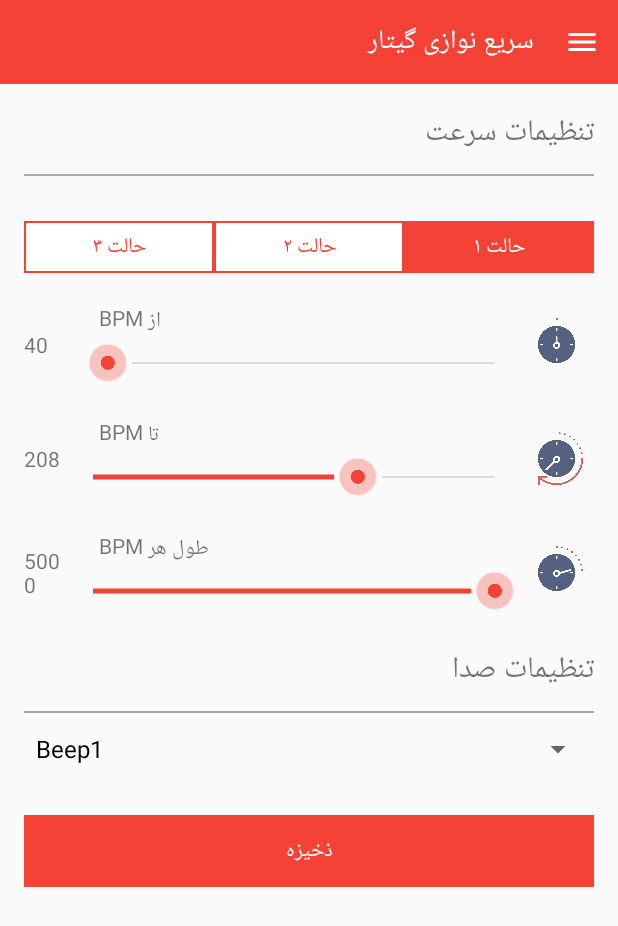
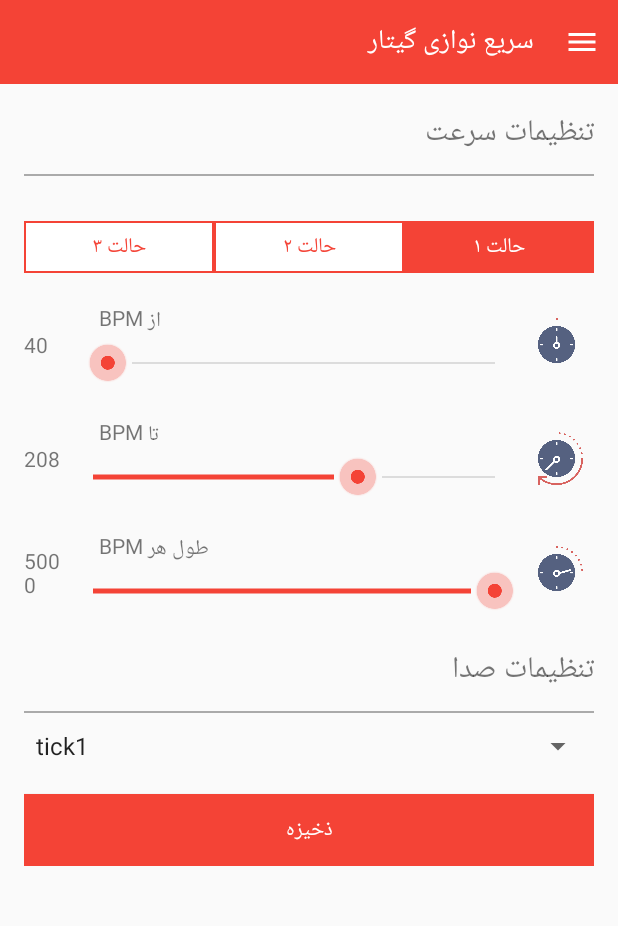
Before and after one commit to tavousiali/GuitarSpeedTrainer, an Android app: the SettingActivity screen opened directly, with no data from a screen before it, on a phone screen of 412 x 824 dp. Shown: the top 926 px of the screen. Run offline under Robolectric (Android 15) with nearby library versions, the phone set to English and light mode, and no system bars.

Commit message:
تکمیل تنظیمات

```diff
--- a/app/src/main/java/com/example/atavoosi/guitarspeedtrainer/MainActivity.java
+++ b/app/src/main/java/com/example/atavoosi/guitarspeedtrainer/MainActivity.java
@@ -5,25 +5,17 @@ import android.content.Intent;
 import android.media.AudioManager;
 import android.media.SoundPool;
 import android.os.Bundle;
-import android.support.design.widget.FloatingActionButton;
 import android.support.design.widget.NavigationView;
-import android.support.design.widget.Snackbar;
 import android.support.v4.view.GravityCompat;
 import android.support.v4.widget.DrawerLayout;
 import android.support.v7.app.AppCompatActivity;
 import android.support.v7.widget.Toolbar;
-import android.util.Log;
 import android.view.Menu;
 import android.view.MenuItem;
 import android.view.View;
 import android.widget.Button;
-import android.widget.RadioButton;
-import android.widget.RadioGroup;
 import android.widget.TextView;
-import android.widget.Toast;
 
-import java.text.DateFormat;
-import java.text.SimpleDateFormat;
 import java.util.Calendar;
 import java.util.Date;
 import java.util.concurrent.Executors;
@@ -140,7 +132,7 @@ public class MainActivity extends AppCompatActivity
         bpm.setText(String.valueOf(ConvertUtil.ConvertMsToBpm(sleepTime)));
 
         mySound = new SoundPool(1, AudioManager.STREAM_MUSIC, 0);
-        musicId = mySound.load(this, R.raw.beep, 1);
+        musicId = mySound.load(this, R.raw.tick6, 1);
 
         // Your executor, you should instanciate it once for all
         scheduledExecutorService = Executors.newScheduledThreadPool(5);
--- a/app/src/main/java/com/example/atavoosi/guitarspeedtrainer/SettingActivity.java
+++ b/app/src/main/java/com/example/atavoosi/guitarspeedtrainer/SettingActivity.java
@@ -1,10 +1,12 @@
 package com.example.atavoosi.guitarspeedtrainer;
 
 import android.content.Intent;
+import android.graphics.drawable.Drawable;
+import android.media.AudioManager;
+import android.media.MediaPlayer;
+import android.media.SoundPool;
 import android.os.Bundle;
-import android.support.design.widget.FloatingActionButton;
 import android.support.design.widget.NavigationView;
-import android.support.design.widget.Snackbar;
 import android.support.v4.view.GravityCompat;
 import android.support.v4.widget.DrawerLayout;
 import android.support.v7.app.AppCompatActivity;
@@ -12,6 +14,7 @@ import android.support.v7.widget.Toolbar;
 import android.view.Menu;
 import android.view.MenuItem;
 import android.view.View;
+import android.widget.AdapterView;
 import android.widget.ArrayAdapter;
 import android.widget.Button;
 import android.widget.RadioButton;
@@ -21,8 +24,10 @@ import android.widget.Spinner;
 import android.widget.TextView;
 import android.widget.Toast;
 
+import java.lang.reflect.Field;
+
 public class SettingActivity extends AppCompatActivity
-        implements NavigationView.OnNavigationItemSelectedListener {
+        implements NavigationView.OnNavigationItemSelectedListener, AdapterView.OnItemSelectedListener {
 
     //Controls
     RadioGroup radioGroup;
@@ -46,10 +51,14 @@ public class SettingActivity extends AppCompatActivity
     int fromBpm;
     int toBpm;
 
+    boolean firstRun;
+
     @Override
     protected void onCreate(Bundle savedInstanceState) {
         super.onCreate(savedInstanceState);
         setContentView(R.layout.activity_setting);
+
+        firstRun = true;
 
         fromBpm = PreferenceUtil.readPreferences(SettingActivity.this, PrefFromBpm, PrefFromBpmDefaultValue);
         toBpm = PreferenceUtil.readPreferences(SettingActivity.this, PrefToBpm, PrefToBpmDefaultValue);
@@ -168,10 +177,11 @@ public class SettingActivity extends AppCompatActivity
             }
         });
 
-        Spinner dropdown = (Spinner)findViewById(R.id.spnBeepSound);
-        String[] items = new String[]{"Beep1", "Beep2", "Beep3"};
-        ArrayAdapter<String> adapter = new ArrayAdapter<String>(this, android.R.layout.simple_spinner_dropdown_item, items);
-        dropdown.setAdapter(adapter);
+        Spinner spinner = (Spinner) findViewById(R.id.spnTickSound);
+        ArrayAdapter<CharSequence> adapter = ArrayAdapter.createFromResource(this, R.array.TickSounds, android.R.layout.simple_spinner_item);
+        adapter.setDropDownViewResource(android.R.layout.simple_spinner_dropdown_item);
+        spinner.setAdapter(adapter);
+        spinner.setOnItemSelectedListener(this);
     }
 
     @Override
@@ -227,4 +237,21 @@ public class SettingActivity extends AppCompatActivity
 
         }
     }
+
+    @Override
+    public void onItemSelected(AdapterView<?> parent, View view, int position, long id) {
+        if (!firstRun) {
+            String selectedItem = parent.getSelectedItem().toString();
+            int tickId = getResources().getIdentifier(selectedItem, "raw", getPackageName());
+            MediaPlayer mediaPlayer = MediaPlayer.create(SettingActivity.this, tickId);
+            mediaPlayer.start();
+        }
+        firstRun = false;
+    }
+
+    @Override
+    public void onNothingSelected(AdapterView<?> parent) {
+
+    }
+
 }
--- a/app/src/main/res/layout/content_setting.xml
+++ b/app/src/main/res/layout/content_setting.xml
@@ -252,10 +252,11 @@
 
     <LinearLayout
         android:layout_width="match_parent"
-        android:layout_height="wrap_content">
+        android:layout_height="wrap_content"
+        android:layout_marginTop="10dp">
 
         <Spinner
-            android:id="@+id/spnBeepSound"
+            android:id="@+id/spnTickSound"
             android:layout_width="match_parent"
             android:layout_height="wrap_content" />
     </LinearLayout>
--- /dev/null
+++ b/app/src/main/res/values/TickSounds.xml
@@ -0,0 +1,11 @@
+<?xml version="1.0" encoding="utf-8"?>
+<resources>
+    <string-array name="TickSounds">
+        <item>tick1</item>
+        <item>tick2</item>
+        <item>tick3</item>
+        <item>tick4</item>
+        <item>tick5</item>
+        <item>tick6</item>
+    </string-array>
+</resources>
```
Also changed, not shown: 7 other files.
